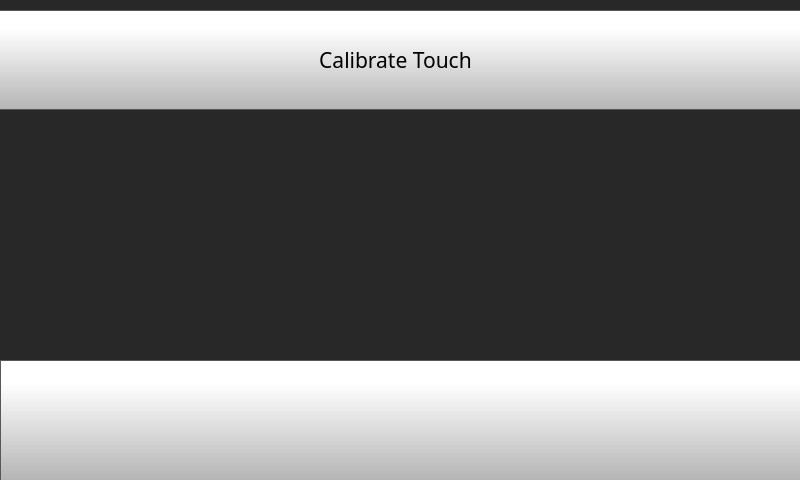
FracktalWorks/TwinDragon600x600CM4TouchUI, file octoprint_TwinDragon600x600CM4TouchUI/mainGUI.ui: the form before one commit.
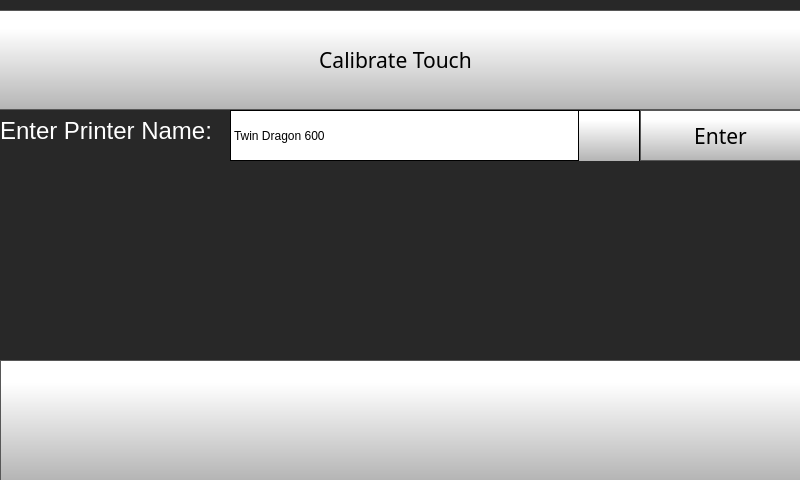
The form after the commit. The open tabs and pages were chosen to show the change. Icons and pictures are not drawn.

The edit to the form file:
```diff
--- a/octoprint_TwinDragon600x600CM4TouchUI/mainGUI.ui
+++ b/octoprint_TwinDragon600x600CM4TouchUI/mainGUI.ui
@@ -4023,6 +4023,208 @@
        </size>
       </property>
      </widget>
+     <widget class="QLabel" name="enterPrinterNameLabel">
+      <property name="geometry">
+       <rect>
+        <x>0</x>
+        <y>110</y>
+        <width>231</width>
+        <height>41</height>
+       </rect>
+      </property>
+      <property name="font">
+       <font>
+        <pointsize>18</pointsize>
+       </font>
+      </property>
+      <property name="styleSheet">
+       <string notr="true">color: rgb(255, 255, 255);</string>
+      </property>
+      <property name="text">
+       <string>Enter Printer Name: </string>
+      </property>
+     </widget>
+     <widget class="QComboBox" name="enterPrinterNameComboBox">
+      <property name="geometry">
+       <rect>
+        <x>230</x>
+        <y>110</y>
+        <width>411</width>
+        <height>51</height>
+       </rect>
+      </property>
+      <property name="styleSheet">
+       <string notr="true"> QScrollBar:vertical {
+     border: 1px solid black;
+border-radius: 5px;
+    background-color: rgb(40,40,40);
+     width: 60px;
+     margin: 67px 0 67px 0;
+ }
+
+/* Sets up the color and height of handle */
+QScrollBar::handle:vertical {
+border-radius: 5px;
+background: qlineargradient(spread:pad, x1:0, y1:1, x2:0, y2:0.188, stop:0 rgba(180, 180, 180, 255), stop:1 rgba(255, 255, 255, 255));
+min-height: 7px;
+}
+
+
+QScrollBar::add-line:vertical {
+     border: 1px solid black;
+background: qlineargradient(spread:pad, x1:0, y1:1, x2:0, y2:0.188, stop:0 rgba(180, 180, 180, 255), stop:1 rgba(255, 255, 255, 255));
+     height:65px;
+border-radius: 5px;
+     subcontrol-position: bottom;
+     subcontrol-origin: margin;
+ }
+
+ QScrollBar::sub-line:vertical {
+     border: 1px solid black;
+background: qlineargradient(spread:pad, x1:0, y1:1, x2:0, y2:0.188, stop:0 rgba(180, 180, 180, 255), stop:1 rgba(255, 255, 255, 255));
+     height: 65px;
+border-radius: 5px;
+     subcontrol-position: top;
+     subcontrol-origin: margin;
+ }
+
+QScrollBar::up-arrow:vertical {
+ image: url(./templates/img/arrows.png);
+    width: 40px;
+    height: 40px;
+ padding: 5px;
+ }
+QScrollBar::down-arrow:vertical {
+ image: url(./templates/img/arrows-5.png);
+    width: 40px;
+    height: 40px;
+ padding: 5px;
+ }
+
+/* need this to get rid of crosshatching on scrollbar background */
+QScrollBar::add-page:vertical, QScrollBar::sub-page:vertical {
+background: none;
+}
+
+QComboBox {
+border: 1px solid black;
+    padding: 0px 18px 0px 3px;
+    min-width: 6em;
+
+}
+
+QComboBox::item {
+	color: rgb(0, 0, 0);
+}
+
+QComboBox:editable {
+    background: white;
+}
+
+QComboBox:!editable, QComboBox::drop-down:editable {
+background: white;
+}
+
+/* QComboBox gets the &quot;on&quot; state when the popup is open */
+QComboBox:!editable:on, QComboBox::drop-down:editable:on {
+background: white;
+}
+
+
+QComboBox::drop-down {
+border-left: 1px solid black;
+border-right: 1px solid black;
+	background-color: qlineargradient(spread:pad, x1:0, y1:1, x2:0, y2:0.188, stop:0 rgba(180, 180, 180, 255), stop:1 rgba(255, 255, 255, 255));
+    width: 60px;
+     height: 50px;
+
+}
+
+QComboBox::down-arrow {
+
+image: url(./templates/img/arrows-5.png);
+width: 30px;
+height: 30px;
+
+}
+
+
+QComboBox QAbstractItemView {
+    selection-background-color: rgb(40, 40, 40);
+    background: white;
+}</string>
+      </property>
+      <item>
+       <property name="text">
+        <string>Twin Dragon 600</string>
+       </property>
+      </item>
+      <item>
+       <property name="text">
+        <string>Twin Dragon 400</string>
+       </property>
+      </item>
+      <item>
+       <property name="text">
+        <string>Twin Dragon 300</string>
+       </property>
+      </item>
+      <item>
+       <property name="text">
+        <string>Twin Dragon 600 x 300</string>
+       </property>
+      </item>
+     </widget>
+     <widget class="QPushButton" name="enterPrinterNameButton">
+      <property name="geometry">
+       <rect>
+        <x>640</x>
+        <y>110</y>
+        <width>161</width>
+        <height>51</height>
+       </rect>
+      </property>
+      <property name="font">
+       <font>
+        <family>Gotham</family>
+        <pointsize>16</pointsize>
+       </font>
+      </property>
+      <property name="styleSheet">
+       <string notr="true">QPushButton {
+     border: 1px solid rgb(87, 87, 87);
+	background-color: qlineargradient(spread:pad, x1:0, y1:1, x2:0, y2:0.188, stop:0 rgba(180, 180, 180, 255), stop:1 rgba(255, 255, 255, 255));
+
+
+}
+
+QPushButton:pressed {
+    background-color: qlineargradient(x1: 0, y1: 0, x2: 0, y2: 1,
+                                      stop: 0 #dadbde, stop: 1 #f6f7fa);
+}
+
+QPushButton:flat {
+    border: none; /* no border for a flat push button */
+}
+
+QPushButton:default {
+    border-color: navy; /* make the default button prominent */
+}
+
+QPushButton:focus {
+	outline: none;
+}</string>
+      </property>
+      <property name="text">
+       <string>Enter</string>
+      </property>
+      <property name="iconSize">
+       <size>
+        <width>40</width>
+        <height>40</height>
+       </size>
+      </property>
+     </widget>
     </widget>
     <widget class="QWidget" name="rotateDisplaySettingsPage">
      <widget class="QPushButton" name="rotateDisplaySettingsDoneButton">
```
Left out of the diff: 64 changed lines with no effect on the pictures.
